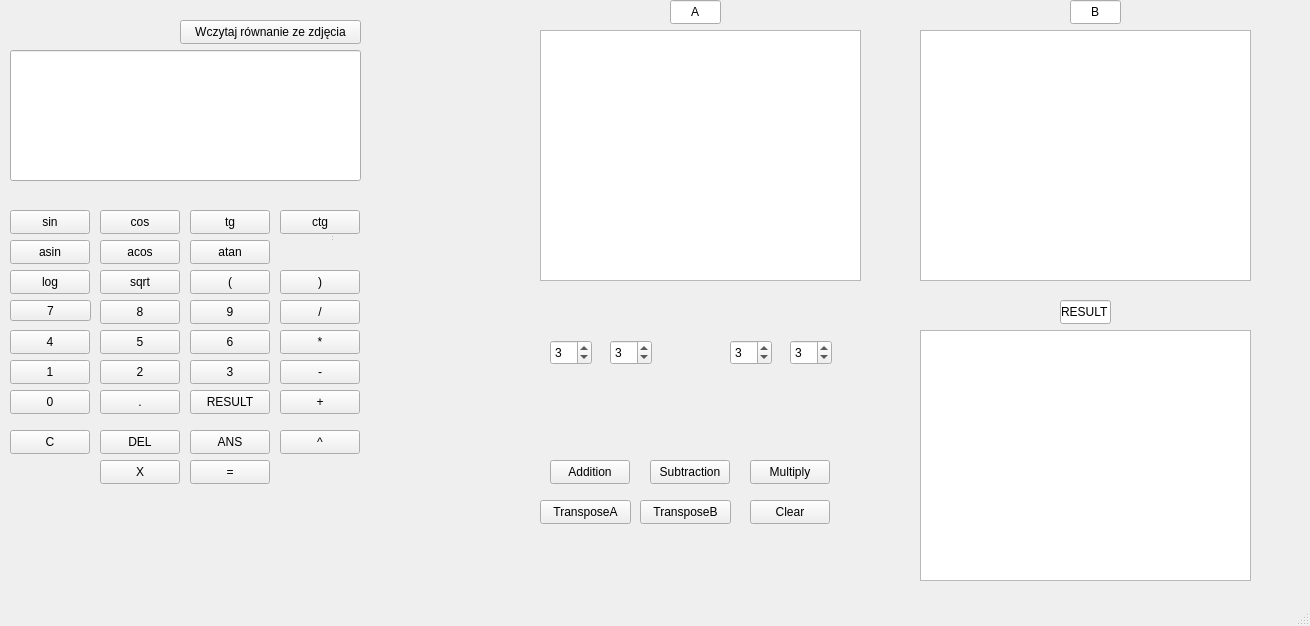
owczarzakjakub/ModuCalc, file mainwindow.ui: the form before one commit.
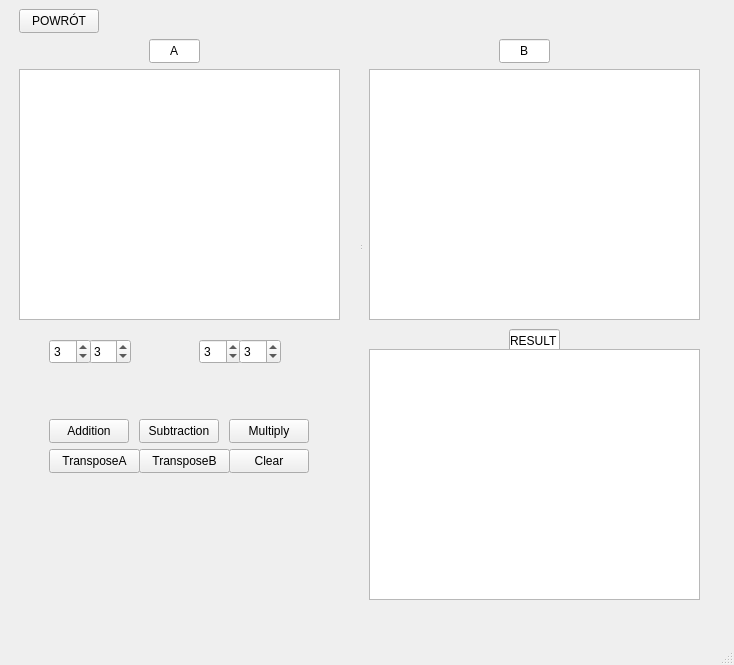
The form after the commit. The open tabs and pages were chosen to show the change.

Commit message: Dodano menu główne  poprawiono układ stron

```diff
--- a/mainwindow.ui
+++ b/mainwindow.ui
@@ -6,19 +6,93 @@
    <rect>
     <x>0</x>
     <y>0</y>
-    <width>1310</width>
-    <height>626</height>
+    <width>734</width>
+    <height>665</height>
    </rect>
   </property>
   <property name="windowTitle">
    <string>MainWindow</string>
   </property>
   <widget class="QWidget" name="centralwidget">
-   <widget class="QWidget" name="centralwidget_2" native="true">
+   <layout class="QVBoxLayout" name="verticalLayout">
+    <item>
+     <widget class="QStackedWidget" name="stackedWidget">
+      <property name="currentIndex">
+       <number>1</number>
+      </property>
+      <widget class="QWidget" name="page1">
+       <widget class="QPushButton" name="btnGoToNormal">
     <property name="geometry">
      <rect>
-      <x>0</x>
-      <y>20</y>
+          <x>300</x>
+          <y>200</y>
+          <width>80</width>
+          <height>24</height>
+         </rect>
+        </property>
+        <property name="text">
+         <string>NORMAL</string>
+        </property>
+       </widget>
+       <widget class="QPushButton" name="btnGoToMatrices">
+        <property name="geometry">
+         <rect>
+          <x>380</x>
+          <y>200</y>
+          <width>80</width>
+          <height>24</height>
+         </rect>
+        </property>
+        <property name="text">
+         <string>MATRICES</string>
+        </property>
+       </widget>
+       <widget class="QPushButton" name="btnGoToVectors">
+        <property name="geometry">
+         <rect>
+          <x>460</x>
+          <y>200</y>
+          <width>80</width>
+          <height>24</height>
+         </rect>
+        </property>
+        <property name="text">
+         <string>VECTORS</string>
+        </property>
+       </widget>
+       <widget class="QPushButton" name="btnGoToComplex">
+        <property name="geometry">
+         <rect>
+          <x>540</x>
+          <y>200</y>
+          <width>80</width>
+          <height>24</height>
+         </rect>
+        </property>
+        <property name="text">
+         <string>COMPLEX</string>
+        </property>
+       </widget>
+       <widget class="QLabel" name="label">
+        <property name="geometry">
+         <rect>
+          <x>390</x>
+          <y>130</y>
+          <width>131</width>
+          <height>20</height>
+         </rect>
+        </property>
+        <property name="text">
+         <string>Wybierz tryb kalkulatora</string>
+        </property>
+       </widget>
+      </widget>
+      <widget class="QWidget" name="page2">
+       <widget class="QWidget" name="centralwidget_3" native="true">
+        <property name="geometry">
+         <rect>
+          <x>80</x>
+          <y>50</y>
       <width>361</width>
       <height>491</height>
      </rect>
@@ -482,77 +556,153 @@
      </property>
     </widget>
    </widget>
-   <widget class="QStatusBar" name="statusbar_2">
+       <widget class="QPushButton" name="btnBackToMenu_2">
     <property name="geometry">
      <rect>
-      <x>330</x>
-      <y>220</y>
-      <width>3</width>
-      <height>22</height>
-     </rect>
+          <x>30</x>
+          <y>10</y>
+          <width>80</width>
+          <height>24</height>
+         </rect>
+        </property>
+        <property name="text">
+         <string>POWRÓT</string>
+        </property>
+       </widget>
+      </widget>
+      <widget class="QWidget" name="page3">
+       <widget class="QLineEdit" name="lineEdit_2">
+        <property name="geometry">
+         <rect>
+          <x>140</x>
+          <y>30</y>
+          <width>51</width>
+          <height>24</height>
+         </rect>
+        </property>
+        <property name="text">
+         <string>A</string>
+        </property>
+        <property name="alignment">
+         <set>Qt::AlignmentFlag::AlignCenter</set>
+        </property>
+       </widget>
+       <widget class="QLineEdit" name="lineEdit">
+        <property name="geometry">
+         <rect>
+          <x>500</x>
+          <y>320</y>
+          <width>51</width>
+          <height>24</height>
+         </rect>
+        </property>
+        <property name="text">
+         <string>RESULT</string>
+        </property>
+        <property name="alignment">
+         <set>Qt::AlignmentFlag::AlignCenter</set>
+        </property>
+       </widget>
+       <widget class="QPushButton" name="pushButton_5">
+        <property name="geometry">
+         <rect>
+          <x>40</x>
+          <y>440</y>
+          <width>91</width>
+          <height>24</height>
+         </rect>
+        </property>
+        <property name="text">
+         <string>TransposeA</string>
+        </property>
+       </widget>
+       <widget class="QTableWidget" name="tableResult">
+        <property name="geometry">
+         <rect>
+          <x>360</x>
+          <y>340</y>
+          <width>331</width>
+          <height>251</height>
+         </rect>
+        </property>
+       </widget>
+       <widget class="QSpinBox" name="spinColsA">
+        <property name="geometry">
+         <rect>
+          <x>80</x>
+          <y>330</y>
+          <width>42</width>
+          <height>25</height>
+         </rect>
+        </property>
+        <property name="value">
+         <number>3</number>
+        </property>
+       </widget>
+       <widget class="QTableWidget" name="tableMatrixB">
+        <property name="geometry">
+         <rect>
+          <x>360</x>
+          <y>60</y>
+          <width>331</width>
+          <height>251</height>
+         </rect>
+        </property>
+       </widget>
+       <widget class="QSpinBox" name="spinRowsB">
+        <property name="geometry">
+         <rect>
+          <x>190</x>
+          <y>330</y>
+          <width>42</width>
+          <height>25</height>
+         </rect>
+        </property>
+        <property name="value">
+         <number>3</number>
+        </property>
+       </widget>
+       <widget class="QSpinBox" name="spinRowsA">
+        <property name="geometry">
+         <rect>
+          <x>40</x>
+          <y>330</y>
+          <width>42</width>
+          <height>25</height>
+         </rect>
+        </property>
+        <property name="value">
+         <number>3</number>
     </property>
    </widget>
    <widget class="QTableWidget" name="tableMatrixA">
     <property name="geometry">
      <rect>
-      <x>540</x>
-      <y>30</y>
+          <x>10</x>
+          <y>60</y>
       <width>321</width>
       <height>251</height>
      </rect>
     </property>
    </widget>
-   <widget class="QTableWidget" name="tableMatrixB">
+       <widget class="QSpinBox" name="spinColsB">
     <property name="geometry">
      <rect>
-      <x>920</x>
-      <y>30</y>
-      <width>331</width>
-      <height>251</height>
-     </rect>
-    </property>
-   </widget>
-   <widget class="QTableWidget" name="tableResult">
-    <property name="geometry">
-     <rect>
-      <x>920</x>
+          <x>230</x>
       <y>330</y>
-      <width>331</width>
-      <height>251</height>
-     </rect>
-    </property>
-   </widget>
-   <widget class="QPushButton" name="btnAdd">
-    <property name="geometry">
-     <rect>
-      <x>550</x>
-      <y>460</y>
-      <width>80</width>
-      <height>24</height>
-     </rect>
-    </property>
-    <property name="text">
-     <string>Addition</string>
-    </property>
-   </widget>
-   <widget class="QPushButton" name="btnMul">
-    <property name="geometry">
-     <rect>
-      <x>750</x>
-      <y>460</y>
-      <width>80</width>
-      <height>24</height>
-     </rect>
-    </property>
-    <property name="text">
-     <string>Multiply</string>
+          <width>42</width>
+          <height>25</height>
+         </rect>
+        </property>
+        <property name="value">
+         <number>3</number>
     </property>
    </widget>
    <widget class="QPushButton" name="pushButton_3">
     <property name="geometry">
      <rect>
-      <x>750</x>
-      <y>500</y>
+          <x>220</x>
+          <y>440</y>
       <width>80</width>
       <height>24</height>
      </rect>
@@ -564,8 +714,8 @@
    <widget class="QPushButton" name="btnSub">
     <property name="geometry">
      <rect>
-      <x>650</x>
-      <y>460</y>
+          <x>130</x>
+          <y>410</y>
       <width>80</width>
       <height>24</height>
      </rect>
@@ -574,56 +724,11 @@
      <string>Subtraction</string>
     </property>
    </widget>
-   <widget class="QPushButton" name="pushButton_5">
-    <property name="geometry">
-     <rect>
-      <x>540</x>
-      <y>500</y>
-      <width>91</width>
-      <height>24</height>
-     </rect>
-    </property>
-    <property name="text">
-     <string>TransposeA</string>
-    </property>
-   </widget>
-   <widget class="QLineEdit" name="lineEdit">
-    <property name="geometry">
-     <rect>
-      <x>1060</x>
-      <y>300</y>
-      <width>51</width>
-      <height>24</height>
-     </rect>
-    </property>
-    <property name="text">
-     <string>RESULT</string>
-    </property>
-    <property name="alignment">
-     <set>Qt::AlignmentFlag::AlignCenter</set>
-    </property>
-   </widget>
-   <widget class="QLineEdit" name="lineEdit_2">
-    <property name="geometry">
-     <rect>
-      <x>670</x>
-      <y>0</y>
-      <width>51</width>
-      <height>24</height>
-     </rect>
-    </property>
-    <property name="text">
-     <string>A</string>
-    </property>
-    <property name="alignment">
-     <set>Qt::AlignmentFlag::AlignCenter</set>
-    </property>
-   </widget>
    <widget class="QLineEdit" name="lineEdit_3">
     <property name="geometry">
      <rect>
-      <x>1070</x>
-      <y>0</y>
+          <x>490</x>
+          <y>30</y>
       <width>51</width>
       <height>24</height>
      </rect>
@@ -635,63 +740,11 @@
      <set>Qt::AlignmentFlag::AlignCenter</set>
     </property>
    </widget>
-   <widget class="QSpinBox" name="spinRowsA">
-    <property name="geometry">
-     <rect>
-      <x>550</x>
-      <y>340</y>
-      <width>42</width>
-      <height>25</height>
-     </rect>
-    </property>
-    <property name="value">
-     <number>3</number>
-    </property>
-   </widget>
-   <widget class="QSpinBox" name="spinColsA">
-    <property name="geometry">
-     <rect>
-      <x>610</x>
-      <y>340</y>
-      <width>42</width>
-      <height>25</height>
-     </rect>
-    </property>
-    <property name="value">
-     <number>3</number>
-    </property>
-   </widget>
-   <widget class="QSpinBox" name="spinRowsB">
-    <property name="geometry">
-     <rect>
-      <x>730</x>
-      <y>340</y>
-      <width>42</width>
-      <height>25</height>
-     </rect>
-    </property>
-    <property name="value">
-     <number>3</number>
-    </property>
-   </widget>
-   <widget class="QSpinBox" name="spinColsB">
-    <property name="geometry">
-     <rect>
-      <x>790</x>
-      <y>340</y>
-      <width>42</width>
-      <height>25</height>
-     </rect>
-    </property>
-    <property name="value">
-     <number>3</number>
-    </property>
-   </widget>
    <widget class="QPushButton" name="ButtonTransposeB">
     <property name="geometry">
      <rect>
-      <x>640</x>
-      <y>500</y>
+          <x>130</x>
+          <y>440</y>
       <width>91</width>
       <height>24</height>
      </rect>
@@ -700,6 +753,59 @@
      <string>TransposeB</string>
     </property>
    </widget>
+       <widget class="QStatusBar" name="statusbar_2">
+        <property name="geometry">
+         <rect>
+          <x>350</x>
+          <y>220</y>
+          <width>3</width>
+          <height>22</height>
+         </rect>
+        </property>
+       </widget>
+       <widget class="QPushButton" name="btnMul">
+        <property name="geometry">
+         <rect>
+          <x>220</x>
+          <y>410</y>
+          <width>80</width>
+          <height>24</height>
+         </rect>
+        </property>
+        <property name="text">
+         <string>Multiply</string>
+        </property>
+       </widget>
+       <widget class="QPushButton" name="btnAdd">
+        <property name="geometry">
+         <rect>
+          <x>40</x>
+          <y>410</y>
+          <width>80</width>
+          <height>24</height>
+         </rect>
+        </property>
+        <property name="text">
+         <string>Addition</string>
+        </property>
+       </widget>
+       <widget class="QPushButton" name="btnBackToMenu">
+        <property name="geometry">
+         <rect>
+          <x>10</x>
+          <y>0</y>
+          <width>80</width>
+          <height>24</height>
+         </rect>
+        </property>
+        <property name="text">
+         <string>POWRÓT</string>
+        </property>
+       </widget>
+      </widget>
+     </widget>
+    </item>
+   </layout>
   </widget>
   <widget class="QMenuBar" name="menubar">
    <property name="geometry">
```
Left out of the diff: 2 changed lines with no effect on the pictures. Lines whose indentation alone changed are shown as unchanged. The commit also changes 2 other files.
